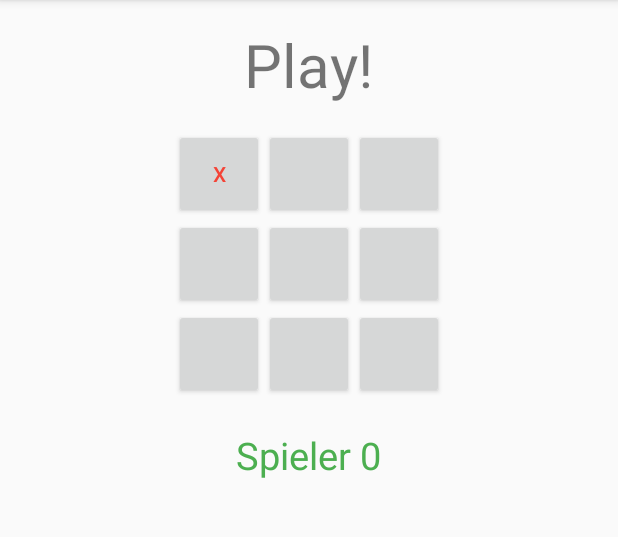
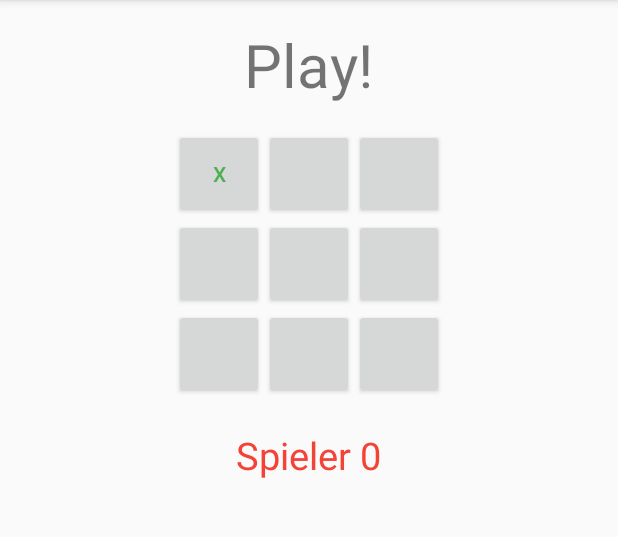
Before and after one commit to BZ-Markdorf/Android-Studio-Examples, an Android app: the SpielActivity screen opened directly, with no data from a screen before it, after a tap on an icon or button, on a phone screen of 412 x 824 dp, the part 84-621 px from its top. Run offline under Robolectric (Android 15) with nearby library versions, the phone set to English and light mode, and no system bars; 1 other tap on this screen came first.

Commit message:
fixed UI

```diff
--- a/TicTacToe/app/src/main/java/com/jonasotto/tictactoe/SpielActivity.java
+++ b/TicTacToe/app/src/main/java/com/jonasotto/tictactoe/SpielActivity.java
@@ -1,13 +1,12 @@
 package com.jonasotto.tictactoe;
 
 import android.content.Intent;
+import android.os.Bundle;
 import android.support.v4.content.ContextCompat;
 import android.support.v7.app.AppCompatActivity;
-import android.os.Bundle;
 import android.view.View;
 import android.widget.Button;
 import android.widget.TextView;
-import android.widget.Toast;
 
 public class SpielActivity extends AppCompatActivity {
 
@@ -81,10 +80,10 @@ public class SpielActivity extends AppCompatActivity {
 
         aktiverSpieler = (aktiverSpieler + 1) % 2; //Nächster Spieler
         textViewSpieler.setText("Spieler " + aktiverSpieler); //Anzeige für aktuellen Spieler aktualisieren
-        if (aktiverSpieler == 1)
-            textViewSpieler.setTextColor(ContextCompat.getColor(this, R.color.spieler1));   //Farbe der Anzeige festlegen
+        if (aktiverSpieler == 0)
+            textViewSpieler.setTextColor(ContextCompat.getColor(this, R.color.spieler0));   //Farbe der Anzeige festlegen
         else
-            textViewSpieler.setTextColor(ContextCompat.getColor(this, R.color.spieler2));
+            textViewSpieler.setTextColor(ContextCompat.getColor(this, R.color.spieler1));
     }
 
 
@@ -104,7 +103,7 @@ public class SpielActivity extends AppCompatActivity {
 
     boolean spielGleichstand() {
         //Überprüft, ob ein Gleichstand vorliegt
-        if ((!spielEnde()) && ((!button_1_1.getText().equals("")) &&
+        return (!spielEnde()) && ((!button_1_1.getText().equals("")) &&
                 (!button_1_2.getText().equals("")) &&
                 (!button_1_3.getText().equals("")) &&
                 (!button_2_1.getText().equals("")) &&
@@ -112,10 +111,6 @@ public class SpielActivity extends AppCompatActivity {
                 (!button_2_3.getText().equals("")) &&
                 (!button_3_1.getText().equals("")) &&
                 (!button_3_2.getText().equals("")) &&
-                (!button_3_3.getText().equals("")))) {
-            return true;
-        } else {
-            return false;
-        }
+                (!button_3_3.getText().equals("")));
     }
 }
--- a/TicTacToe/app/src/main/res/layout/activity_spiel.xml
+++ b/TicTacToe/app/src/main/res/layout/activity_spiel.xml
@@ -10,20 +10,20 @@
     tools:context="com.jonasotto.tictactoe.SpielActivity">
 
     <LinearLayout
-        android:orientation="vertical"
         android:layout_width="fill_parent"
         android:layout_height="fill_parent"
+        android:layout_alignParentEnd="true"
+        android:layout_alignParentRight="true"
         android:layout_alignParentTop="true"
-        android:layout_alignParentEnd="true"
         android:gravity="center_horizontal|top"
-        android:layout_alignParentRight="true">
+        android:orientation="vertical">
 
 
         <TextView
+            android:id="@+id/title_ingame"
             android:layout_width="wrap_content"
             android:layout_height="wrap_content"
             android:text="Play!"
-            android:id="@+id/title_ingame"
             android:textSize="40sp"/>
 
         <TableLayout
@@ -36,25 +36,25 @@
                 android:layout_height="fill_parent">
 
                 <Button
+                    android:id="@+id/button_1_1"
                     android:layout_width="60sp"
                     android:layout_height="60sp"
-                    android:text=""
-                    android:id="@+id/button_1_1"
-                    android:onClick="game_click"/>
+                    android:onClick="game_click"
+                    android:text=""/>
 
                 <Button
+                    android:id="@+id/button_2_1"
                     android:layout_width="60sp"
                     android:layout_height="60sp"
-                    android:text=""
-                    android:id="@+id/button_2_1"
-                    android:onClick="game_click"/>
+                    android:onClick="game_click"
+                    android:text=""/>
 
                 <Button
+                    android:id="@+id/button_3_1"
                     android:layout_width="60sp"
                     android:layout_height="60sp"
-                    android:text=""
-                    android:id="@+id/button_3_1"
-                    android:onClick="game_click" />
+                    android:onClick="game_click"
+                    android:text=""/>
             </TableRow>
 
             <TableRow
@@ -62,25 +62,25 @@
                 android:layout_height="fill_parent">
 
                 <Button
+                    android:id="@+id/button_1_2"
                     android:layout_width="60sp"
                     android:layout_height="60sp"
-                    android:text=""
-                    android:id="@+id/button_1_2"
-                    android:onClick="game_click" />
+                    android:onClick="game_click"
+                    android:text=""/>
 
                 <Button
+                    android:id="@+id/button_2_2"
                     android:layout_width="60sp"
                     android:layout_height="60sp"
-                    android:text=""
-                    android:id="@+id/button_2_2"
-                    android:onClick="game_click"/>
+                    android:onClick="game_click"
+                    android:text=""/>
 
                 <Button
+                    android:id="@+id/button_3_2"
                     android:layout_width="60sp"
                     android:layout_height="60sp"
-                    android:text=""
-                    android:id="@+id/button_3_2"
-                    android:onClick="game_click" />
+                    android:onClick="game_click"
+                    android:text=""/>
             </TableRow>
 
             <TableRow
@@ -88,36 +88,36 @@
                 android:layout_height="fill_parent">
 
                 <Button
+                    android:id="@+id/button_1_3"
                     android:layout_width="60sp"
                     android:layout_height="60sp"
-                    android:text=""
-                    android:id="@+id/button_1_3"
-                    android:onClick="game_click" />
+                    android:onClick="game_click"
+                    android:text=""/>
 
                 <Button
+                    android:id="@+id/button_2_3"
                     android:layout_width="60sp"
                     android:layout_height="60sp"
-                    android:text=""
-                    android:id="@+id/button_2_3"
-                    android:onClick="game_click"/>
+                    android:onClick="game_click"
+                    android:text=""/>
 
                 <Button
+                    android:id="@+id/button_3_3"
                     android:layout_width="60sp"
                     android:layout_height="60sp"
-                    android:text=""
-                    android:id="@+id/button_3_3"
-                    android:onClick="game_click" />
+                    android:onClick="game_click"
+                    android:text=""/>
             </TableRow>
         </TableLayout>
 
         <TextView
+            android:id="@+id/textViewSpieler"
             android:layout_width="wrap_content"
             android:layout_height="wrap_content"
-            android:text="Player 1"
-            android:id="@+id/textViewSpieler"
+            android:layout_marginTop="20sp"
+            android:text="Spieler 0"
             android:textColor="@color/spieler1"
-            android:textSize="25sp"
-            android:layout_marginTop="20sp"/>
+            android:textSize="25sp"/>
 
 
     </LinearLayout>
--- a/TicTacToe/app/src/main/res/values/colors.xml
+++ b/TicTacToe/app/src/main/res/values/colors.xml
@@ -3,6 +3,6 @@
     <color name="colorPrimary">#3F51B5</color>
     <color name="colorPrimaryDark">#303F9F</color>
     <color name="colorAccent">#FF4081</color>
-    <color name="spieler1">#F44336</color>
-    <color name="spieler2">#4CAF50</color>
+    <color name="spieler0">#F44336</color>
+    <color name="spieler1">#4CAF50</color>
 </resources>
```
